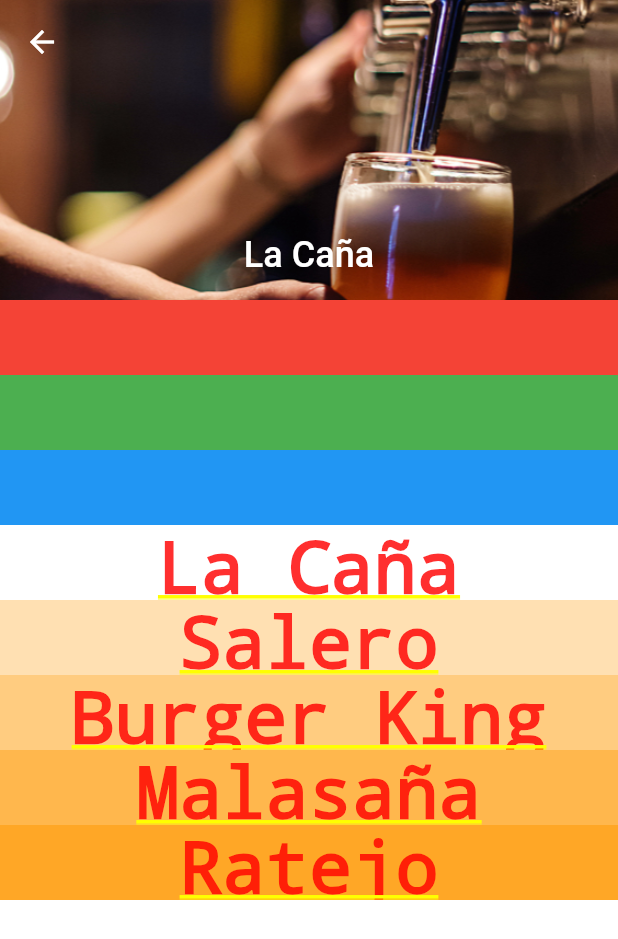
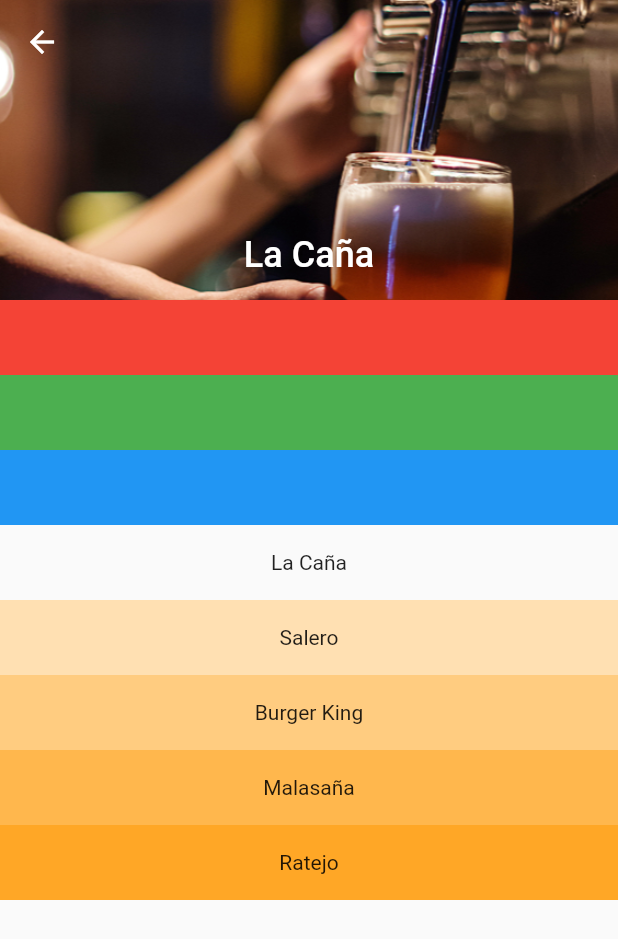
Before and after one commit to hanjelito/lacarta, a Flutter app: the DetallePage screen opened by its route, on a phone screen of 412 x 824 dp. Shown: the top 939 px of the screen. Run offline on Flutter 3.47's test engine with Material 2 defaults, Android fonts, the phone set to English and light mode, and no system bars; our stand-ins replace google_fonts, material_design_icons_flutter.

Commit message:
ajustes_detalles

```diff
--- a/lib/src/pages/detalle_page.dart
+++ b/lib/src/pages/detalle_page.dart
@@ -4,7 +4,8 @@ import 'package:resto/src/widgets/detail/detail_widget.dart';
 class DetallePage extends StatelessWidget {
   @override
   Widget build(BuildContext context) {
-    return CustomScrollView(
+    return Scaffold(
+          body: CustomScrollView(
         slivers: <Widget>[
           _crearAppbar(),
           SliverFixedExtentList(
@@ -17,6 +18,7 @@ class DetallePage extends StatelessWidget {
           ),
           DetailWidget()
         ],
+      ),
     );
   }
   Widget _crearAppbar() {
```
Lines whose indentation alone changed are shown as unchanged.
